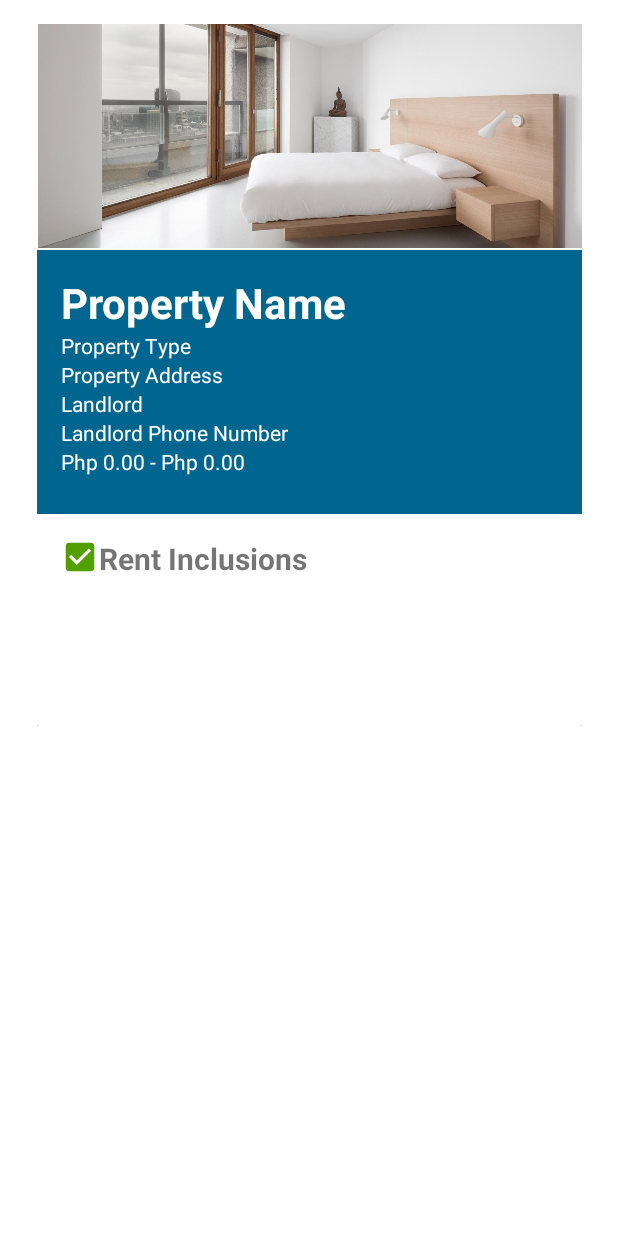
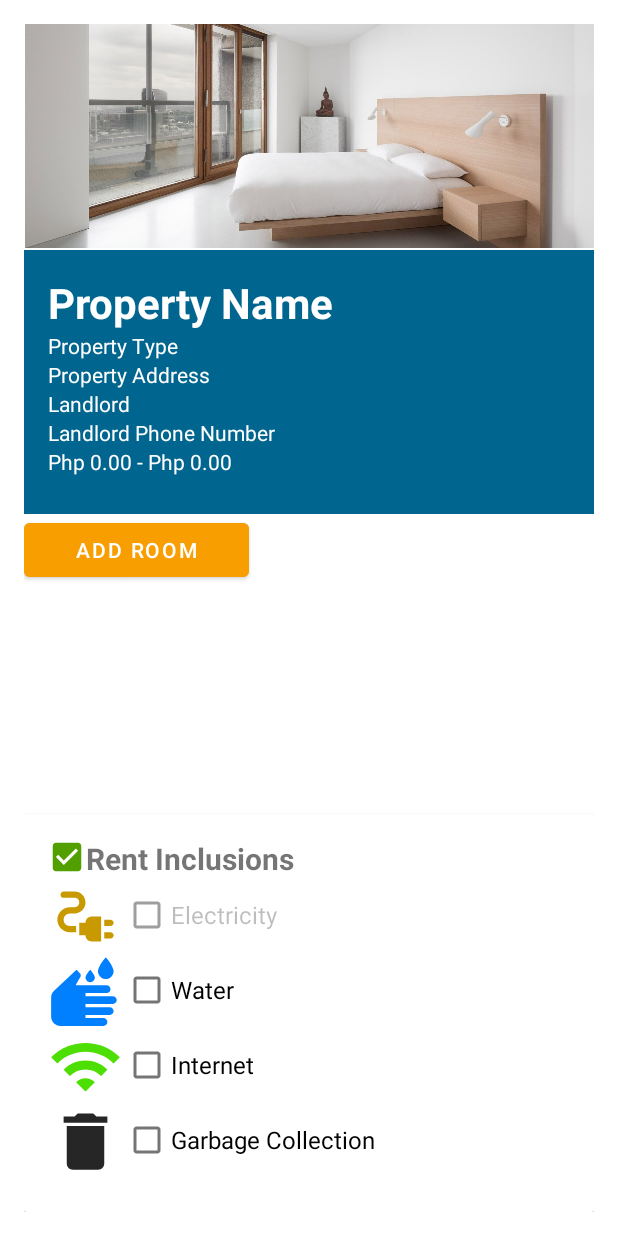
Before and after one commit to mikemark-777/Espasyo-Mobile-Application, an Android app: the layout landlord_activity_property_details.xml on its own in the app's theme, with its tools: preview values and no code run, on a phone screen of 412 x 824 dp. Run offline under Robolectric (Android 15) with nearby library versions, the phone set to English and light mode, and no system bars.

Commit message:
add activity add room ui

```diff
--- a/app/src/main/AndroidManifest.xml
+++ b/app/src/main/AndroidManifest.xml
@@ -9,6 +9,9 @@
         android:roundIcon="@mipmap/ic_launcher_round"
         android:supportsRtl="true"
         android:theme="@style/Theme.Espasyo">
+        <activity
+            android:name=".landlord.views.AddRoomActivity"
+            android:exported="true" />
         <activity
             android:name=".landlord.views.PropertyDetailsActivity"
             android:exported="true" />
--- a/app/src/main/java/com/capstone/espasyo/landlord/views/DashboardFragment.java
+++ b/app/src/main/java/com/capstone/espasyo/landlord/views/DashboardFragment.java
@@ -133,7 +133,7 @@ public class DashboardFragment extends Fragment implements PropertyAdapter.OnPro
     public void onPropertyClick(int position) {
         Toast.makeText(getActivity(), "Item Clicked at position " + position, Toast.LENGTH_SHORT).show();
         Intent intent = new Intent(getActivity(), PropertyDetailsActivity.class);
-        /*intent.putExtra("property", ownedPropertyList.get(position));
-        startActivity(intent);*/
+        intent.putExtra("property", ownedPropertyList.get(position));
+        startActivity(intent);
     }
 }
--- /dev/null
+++ b/app/src/main/res/drawable/icon_electricity.xml
@@ -0,0 +1,8 @@
+<vector android:height="24dp" android:tint="#C89A00"
+    android:viewportHeight="24" android:viewportWidth="24"
+    android:width="24dp" xmlns:android="http://schemas.android.com/apk/res/android">
+    <path android:fillColor="@android:color/white" android:pathData="M21,14c0,-0.55 -0.45,-1 -1,-1h-2v2h2C20.55,15 21,14.55 21,14z"/>
+    <path android:fillColor="@android:color/white" android:pathData="M20,17h-2v2h2c0.55,0 1,-0.45 1,-1C21,17.45 20.55,17 20,17z"/>
+    <path android:fillColor="@android:color/white" android:pathData="M12,14h-2v4h2c0,1.1 0.9,2 2,2h3v-8h-3C12.9,12 12,12.9 12,14z"/>
+    <path android:fillColor="@android:color/white" android:pathData="M5,13c0,-1.1 0.9,-2 2,-2h1.5c1.93,0 3.5,-1.57 3.5,-3.5S10.43,4 8.5,4H5C4.45,4 4,4.45 4,5c0,0.55 0.45,1 1,1h3.5C9.33,6 10,6.67 10,7.5S9.33,9 8.5,9H7c-2.21,0 -4,1.79 -4,4c0,2.21 1.79,4 4,4h2v-2H7C5.9,15 5,14.1 5,13z"/>
+</vector>
--- /dev/null
+++ b/app/src/main/res/drawable/icon_garbage.xml
@@ -0,0 +1,5 @@
+<vector android:height="24dp" android:tint="#262626"
+    android:viewportHeight="24" android:viewportWidth="24"
+    android:width="24dp" xmlns:android="http://schemas.android.com/apk/res/android">
+    <path android:fillColor="@android:color/white" android:pathData="M6,19c0,1.1 0.9,2 2,2h8c1.1,0 2,-0.9 2,-2V7H6v12zM19,4h-3.5l-1,-1h-5l-1,1H5v2h14V4z"/>
+</vector>
--- /dev/null
+++ b/app/src/main/res/drawable/icon_water.xml
@@ -0,0 +1,5 @@
+<vector android:height="24dp" android:tint="#0080FF"
+    android:viewportHeight="24" android:viewportWidth="24"
+    android:width="24dp" xmlns:android="http://schemas.android.com/apk/res/android">
+    <path android:fillColor="@android:color/white" android:pathData="M18.5,8C19.88,8 21,6.88 21,5.5C21,3.83 18.5,1 18.5,1S16,3.83 16,5.5C16,6.88 17.12,8 18.5,8zM13.5,9C14.33,9 15,8.33 15,7.5C15,6.66 13.5,5 13.5,5S12,6.66 12,7.5C12,8.33 12.67,9 13.5,9zM9.12,5l-7.18,6.79C1.34,12.35 1,13.14 1,13.97V20c0,1.66 1.34,3 3,3h6.25H12h5.75c0.69,0 1.25,-0.56 1.25,-1.25s-0.56,-1.25 -1.25,-1.25H12v-1h7.75c0.69,0 1.25,-0.56 1.25,-1.25S20.44,17 19.75,17H12v-1h8.75c0.69,0 1.25,-0.56 1.25,-1.25s-0.56,-1.25 -1.25,-1.25H12v-1h6.75c0.69,0 1.25,-0.56 1.25,-1.25S19.44,10 18.75,10H8.86c0.64,-1.11 1.48,-2.58 1.49,-2.61c0.09,-0.16 0.14,-0.33 0.14,-0.53c0,-0.26 -0.09,-0.5 -0.26,-0.7C10.22,6.12 9.12,5 9.12,5L9.12,5z"/>
+</vector>
--- /dev/null
+++ b/app/src/main/res/drawable/icon_wifi.xml
@@ -0,0 +1,5 @@
+<vector android:height="24dp" android:tint="#4DDE03"
+    android:viewportHeight="24" android:viewportWidth="24"
+    android:width="24dp" xmlns:android="http://schemas.android.com/apk/res/android">
+    <path android:fillColor="@android:color/white" android:pathData="M1,9l2,2c4.97,-4.97 13.03,-4.97 18,0l2,-2C16.93,2.93 7.08,2.93 1,9zM9,17l3,3 3,-3c-1.65,-1.66 -4.34,-1.66 -6,0zM5,13l2,2c2.76,-2.76 7.24,-2.76 10,0l2,-2C15.14,9.14 8.87,9.14 5,13z"/>
+</vector>
--- a/app/src/main/res/layout/landlord_activity_add_property.xml
+++ b/app/src/main/res/layout/landlord_activity_add_property.xml
@@ -183,8 +183,8 @@
                 <LinearLayout
                     android:layout_width="match_parent"
                     android:layout_height="match_parent"
-                    android:padding="16dp"
-                    android:orientation="vertical">
+                    android:orientation="vertical"
+                    android:padding="16dp">
 
                     <TextView
                         android:layout_width="match_parent"
--- a/app/src/main/res/layout/landlord_activity_property_details.xml
+++ b/app/src/main/res/layout/landlord_activity_property_details.xml
@@ -7,8 +7,8 @@
     tools:context=".landlord.views.PropertyDetailsActivity">
 
     <LinearLayout
-        android:layout_width="395dp"
-        android:layout_height="500dp"
+        android:layout_width="match_parent"
+        android:layout_height="match_parent"
         android:padding="16dp"
         android:orientation="vertical"
         app:layout_constraintEnd_toEndOf="parent"
@@ -129,13 +129,26 @@
 
         </LinearLayout>
 
+        <LinearLayout
+            android:layout_width="match_parent"
+            android:layout_height="200dp"
+            android:orientation="vertical">
+
+            <Button
+                android:id="@+id/sampleAddRoom"
+                android:layout_width="150dp"
+                android:layout_height="wrap_content"
+                android:text="Add Room"
+                android:backgroundTint="@color/espasyo_orange_200"/>
+        </LinearLayout>
+
         <androidx.cardview.widget.CardView
             android:layout_width="match_parent"
             android:layout_height="match_parent">
 
             <LinearLayout
                 android:layout_width="match_parent"
-                android:layout_height="100dp"
+                android:layout_height="350dp"
                 android:layout_margin="16dp"
                 android:orientation="vertical">
 
@@ -157,14 +170,101 @@
                       android:text="Rent Inclusions"/>
               </LinearLayout>
 
-                <ListView
-                    android:id="@+id/rentInclustionsListView"
+               <LinearLayout
+                   android:layout_width="match_parent"
+                   android:layout_height="wrap_content"
+                    android:orientation="horizontal"
+                   android:gravity="left">
+
+                   <ImageView
+                       android:layout_width="50dp"
+                       android:layout_height="50dp"
+                       app:layout_constraintBottom_toBottomOf="parent"
+                       app:layout_constraintTop_toTopOf="parent"
+                       android:src="@drawable/icon_electricity"/>
+
+                   <CheckBox
+                       android:id="@+id/electricityRentInclusion"
+                       android:layout_width="wrap_content"
+                       android:layout_height="wrap_content"
+                       android:text="Electricity"
+                       android:textSize="16dp"
+                       android:enabled="false"/>
+
+               </LinearLayout>
+
+                <LinearLayout
                     android:layout_width="match_parent"
-                    android:layout_height="match_parent"
-                    android:layout_marginLeft="16dp"
-                    android:listSelector="@android:color/transparent"
-                    android:divider="@null"
-                    android:dividerHeight="5dp"/>
+                    android:layout_height="wrap_content"
+                    android:orientation="horizontal">
+
+                    <ImageView
+                        android:layout_width="50dp"
+                        android:layout_height="50dp"
+                        app:layout_constraintBottom_toBottomOf="parent"
+                        app:layout_constraintTop_toTopOf="parent"
+                        android:src="@drawable/icon_water"/>
+<!--
+                    <TextView
+                        android:layout_width="match_parent"
+                        android:layout_height="wrap_content"
+                        android:text="Water"
+                        android:textSize="20sp"/>-->
+
+                    <CheckBox
+                        android:id="@+id/waterRentInclusion"
+                        android:layout_width="wrap_content"
+                        android:layout_height="wrap_content"
+                        android:text="Water"
+                        android:textSize="16dp"/>
+
+                </LinearLayout>
+
+                <LinearLayout
+                    android:layout_width="match_parent"
+                    android:layout_height="wrap_content"
+                    android:orientation="horizontal">
+
+                    <ImageView
+                        android:layout_width="50dp"
+                        android:layout_height="50dp"
+                        app:layout_constraintBottom_toBottomOf="parent"
+                        app:layout_constraintTop_toTopOf="parent"
+                        android:src="@drawable/icon_wifi"/>
+
+                    <CheckBox
+                        android:id="@+id/internetRentInclusion"
+                        android:layout_width="wrap_content"
+                        android:layout_height="wrap_content"
+                        android:text="Internet"
+                        android:textSize="16sp"/>
+
+                </LinearLayout>
+
+                <LinearLayout
+                    android:layout_width="match_parent"
+                    android:layout_height="wrap_content"
+                    android:orientation="horizontal">
+
+                    <ImageView
+                        android:layout_width="50dp"
+                        android:layout_height="50dp"
+                        app:layout_constraintBottom_toBottomOf="parent"
+                        app:layout_constraintTop_toTopOf="parent"
+                        android:src="@drawable/icon_garbage"/>
+
+                    <CheckBox
+                        android:id="@+id/garbageCollectionRentInclusion"
+                        android:layout_width="wrap_content"
+                        android:layout_height="wrap_content"
+                        android:text="Garbage Collection"
+                        android:textSize="16dp"/>
+
+                </LinearLayout>
+
+
+
+
             </LinearLayout>
 
         </androidx.cardview.widget.CardView>
```
Also changed, not shown: app/src/main/java/com/capstone/espasyo/landlord/views/AddPropertyActivity.java (+9 -5 lines), app/src/main/java/com/capstone/espasyo/landlord/views/AddRoomActivity.java (added, +16 -0 lines), app/src/main/java/com/capstone/espasyo/landlord/views/PropertyDetailsActivity.java (+27 -6 lines), app/src/main/java/com/capstone/espasyo/models/Property.java (+59 -8 lines), app/src/main/res/drawable/custom_thumb.xml (added, +21 -0 lines), app/src/main/res/drawable/custom_track.xml (added, +19 -0 lines), app/src/main/res/layout/landlord_activity_add_room.xml (added, +163 -0 lines).
